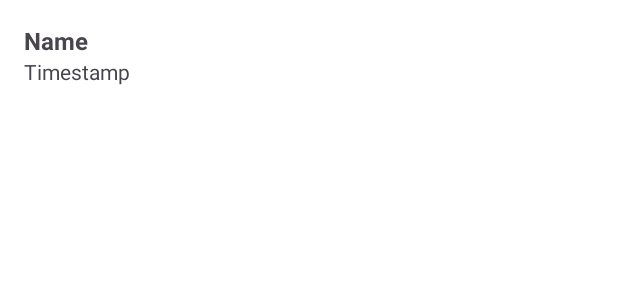
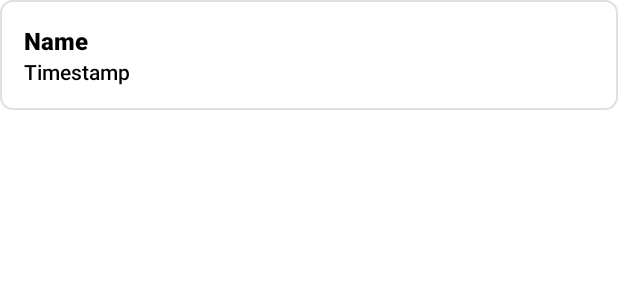
Before and after one commit to 123qweminseok/NFC-firstproejct, an Android app: the layout item_attendance.xml on its own in the app's theme, with its tools: preview values and no code run, on a phone screen of 412 x 824 dp. Shown: the top 300 px of the screen. Run offline under Robolectric (Android 15) with nearby library versions, the phone set to English and light mode, and no system bars.

Commit message:
출결기능 수정 및 ui변경

```diff
--- a/app/src/main/java/com/minseok/tel/AttendanceActivity.kt
+++ b/app/src/main/java/com/minseok/tel/AttendanceActivity.kt
@@ -50,13 +50,15 @@ class AttendanceActivity : AppCompatActivity() {
                     for (data in snapshot.children) {
                         try {
                             // 복호화된 데이터를 화면에 추가
-                            val encryptedName = data.child("phoneNumber").getValue(String::class.java) ?: ""
+                            val encryptedName = data.child("name").getValue(String::class.java) ?: ""
+                            val encryptedPhoneNumber = data.child("phoneNumber").getValue(String::class.java) ?: ""
                             val encryptedTimestamp = data.child("timestamp").getValue(String::class.java) ?: ""
 
                             val name = EncryptionUtil.decrypt(encryptedName, secretKey)
+                            val phoneNumber = EncryptionUtil.decrypt(encryptedPhoneNumber, secretKey)
                             val timestamp = EncryptionUtil.decrypt(encryptedTimestamp, secretKey)
 
-                            attendanceList.add(AttendanceItem(name, timestamp))
+                            attendanceList.add(AttendanceItem(name, phoneNumber, timestamp))
                         } catch (e: BadPaddingException) {
                             Log.e("EncryptionError", "Error decrypting data", e)
                         }
--- a/app/src/main/java/com/minseok/tel/AttendanceAdapter.kt
+++ b/app/src/main/java/com/minseok/tel/AttendanceAdapter.kt
@@ -20,7 +20,7 @@ class AttendanceAdapter(private val attendanceList: List<AttendanceItem>) : Recy
 
     override fun onBindViewHolder(holder: ViewHolder, position: Int) {
         val attendanceItem = attendanceList[position]
-        holder.nameTextView.text = attendanceItem.name
+        holder.nameTextView.text = "${attendanceItem.name}: ${attendanceItem.phoneNumber}"
         holder.timestampTextView.text = attendanceItem.timestamp
     }
 
--- a/app/src/main/java/com/minseok/tel/AttendanceItem.kt
+++ b/app/src/main/java/com/minseok/tel/AttendanceItem.kt
@@ -1,3 +1,3 @@
 package com.minseok.tel
 
-data class AttendanceItem(val name: String, val timestamp: String)
+data class AttendanceItem(val name: String,val phoneNumber: String, val timestamp: String)
--- a/app/src/main/java/com/minseok/tel/MainActivity.kt
+++ b/app/src/main/java/com/minseok/tel/MainActivity.kt
@@ -162,6 +162,7 @@ class MainActivity : AppCompatActivity() {
                     Toast.makeText(this@MainActivity, "${Key}님 환영합니다.", Toast.LENGTH_SHORT).show()
                     val intent = Intent(this@MainActivity, UserActivity::class.java)
                     intent.putExtra("PHONE_NUMBER", phoneNumber)
+                    intent.putExtra("Name",Key)
                     startActivity(intent)
                 } else {
                     Toast.makeText(this@MainActivity, "입력한 번호가 회원 번호와 일치하지 않습니다.", Toast.LENGTH_SHORT).show()
--- a/app/src/main/res/layout/item_attendance.xml
+++ b/app/src/main/res/layout/item_attendance.xml
@@ -1,6 +1,10 @@
 <LinearLayout xmlns:android="http://schemas.android.com/apk/res/android"
+    xmlns:app="http://schemas.android.com/apk/res-auto"
     android:layout_width="match_parent"
     android:layout_height="wrap_content"
+    android:layout_marginBottom="8dp"
+    android:background="@drawable/item_background"
+    android:gravity="center_vertical"
     android:orientation="vertical"
     android:padding="16dp">
 
@@ -8,14 +12,18 @@
         android:id="@+id/nameTextView"
         android:layout_width="wrap_content"
         android:layout_height="wrap_content"
+        android:fontFamily="sans-serif-medium"
         android:text="Name"
+        android:textColor="@android:color/black"
         android:textSize="16sp"
-        android:textStyle="bold"/>
+        android:textStyle="bold" />
 
     <TextView
         android:id="@+id/timestampTextView"
         android:layout_width="wrap_content"
         android:layout_height="wrap_content"
+        android:fontFamily="sans-serif-medium"
         android:text="Timestamp"
-        android:textSize="14sp"/>
+        android:textColor="@android:color/black"
+        android:textSize="14sp" />
 </LinearLayout>
```
Also changed, not shown: app/src/main/java/com/minseok/tel/AttendanceCheck.kt (+6 -3 lines), app/src/main/java/com/minseok/tel/UserActivity.kt (+4 -6 lines), app/src/main/res/layout/activity_attendance.xml (+13 -6 lines), app/src/main/res/layout/activity_main.xml (+6 -6 lines).
